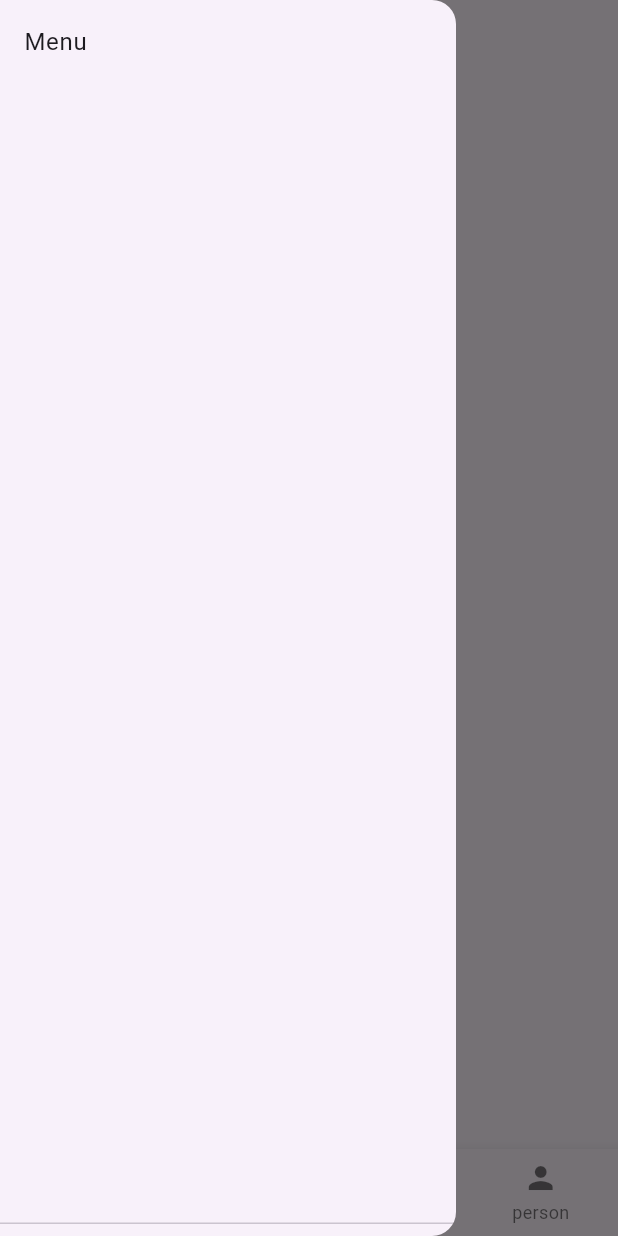
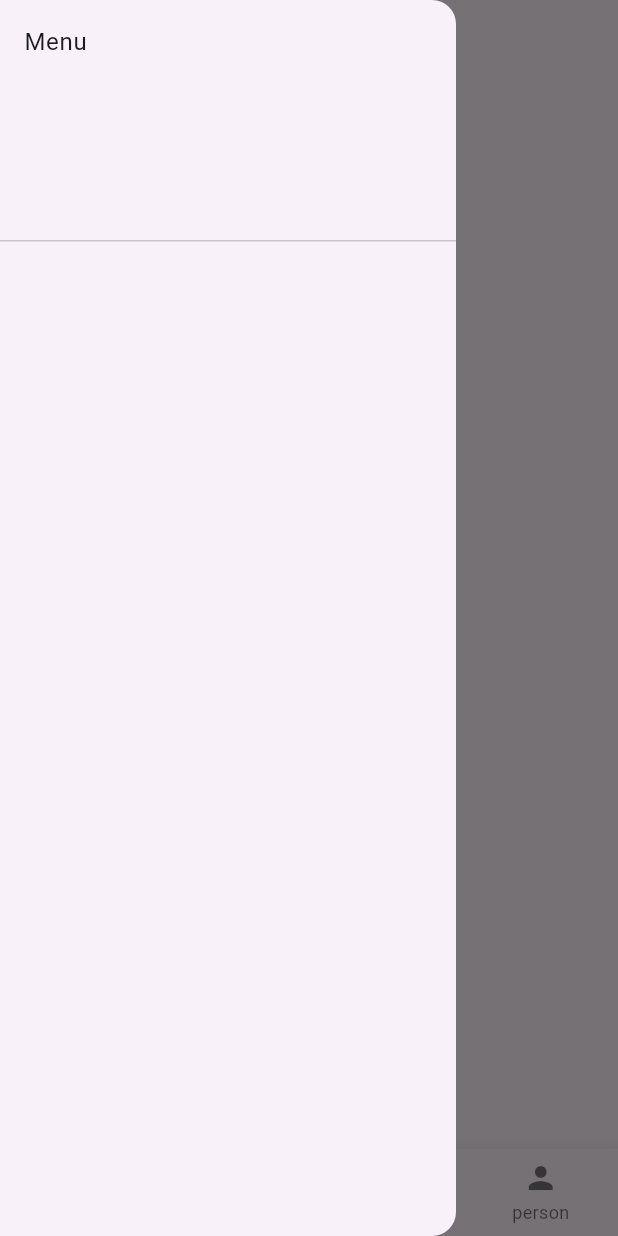
Before and after one commit to sailesh818/navigation, a Flutter app: the screen it shows after launch, with the side drawer open, on a phone screen of 412 x 824 dp. Run offline on Flutter 3.47's test engine with Material 3 defaults, Android fonts, the phone set to English and light mode, and no system bars.

Commit message:
drwer added

```diff
--- a/lib/navigation_page.dart
+++ b/lib/navigation_page.dart
@@ -23,8 +23,12 @@ class _NavigationPageState extends State<NavigationPage> {
     return Scaffold(
       appBar: AppBar(title: Text("Navigation Page"),),
       drawer: Drawer(
-        child: DrawerHeader(
-          child: Text("Menu")),
+        child: ListView(
+          children: [
+            DrawerHeader
+            (child: Text("Menu"))
+          ],
+        ),
       ),
       body: pages[currentIndex],
       bottomNavigationBar: BottomNavigationBar(
```
